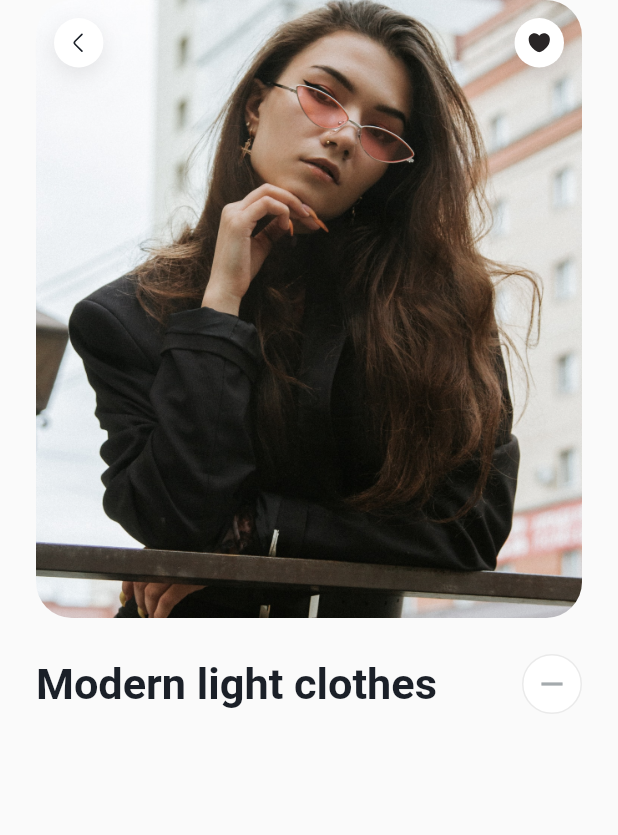
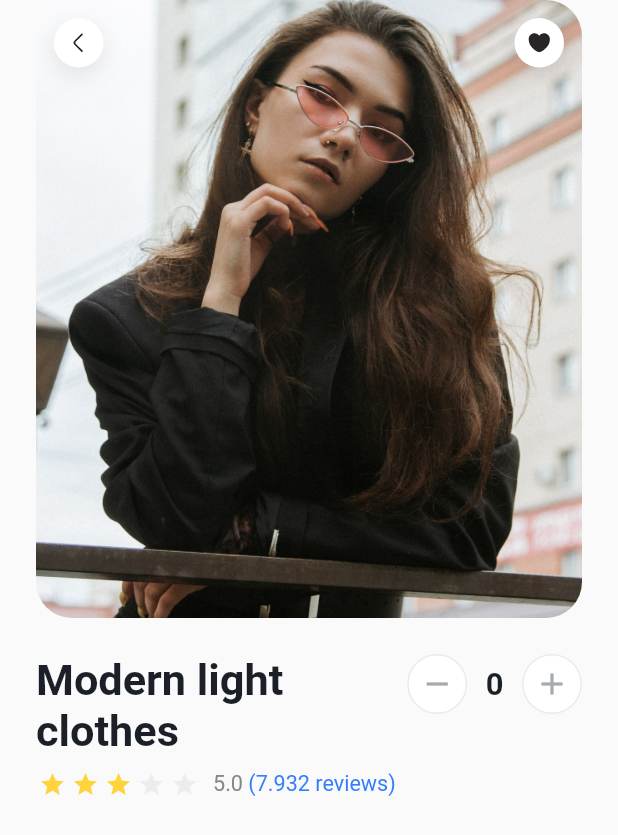
Before and after one commit to PaulMarv/flutter_ecommerce_ui, a Flutter app: the screen it shows after launch, on a phone screen of 412 x 824 dp. Shown: the top 835 px of the screen. Run offline on Flutter 3.47's test engine with Material 2 defaults, Android fonts, the phone set to English and light mode, and no system bars; drawn by our look-alikes of flutter_rating_bar; our stand-ins replace custom_navigation_bar, equatable, flutter_svg, google_fonts.

Commit message:
wrote the rating bar code

```diff
--- a/lib/app_styles.dart
+++ b/lib/app_styles.dart
@@ -16,6 +16,8 @@ const Color KBlack = Color(0xff111111);
 
 const Color KYellow = Color(0xffffd33c);
 
+const Color KBlue = Color(0xff347EFB);
+
 const double KBorderRadius = 12.0;
 
 const double KPaddingHorizontal = 24.0;
--- a/lib/product_detail_page.dart
+++ b/lib/product_detail_page.dart
@@ -2,6 +2,7 @@ import 'package:flutter/material.dart';
 import 'package:flutter_cloth_store_app/app_styles.dart';
 import 'package:flutter_cloth_store_app/counter.dart';
 import 'package:flutter_cloth_store_app/size_config.dart';
+import 'package:flutter_rating_bar/flutter_rating_bar.dart';
 import 'package:flutter_svg/svg.dart';
 
 class ProductDetailPage extends StatefulWidget {
@@ -16,16 +17,15 @@ class _ProductDetailPageState extends State<ProductDetailPage> {
 
   void _incrementCounter() {
     setState(() {
-
+      _counter.increment();
     });
   }
 
   void _decrementCounter() {
     setState(() {
-
+      _counter.decrement();
     });
   }
-
 
   @override
   Widget build(BuildContext context) {
@@ -103,6 +103,8 @@ class _ProductDetailPageState extends State<ProductDetailPage> {
                 height: 24,
               ),
               Row(
+                crossAxisAlignment: CrossAxisAlignment.start,
+                mainAxisAlignment: MainAxisAlignment.spaceBetween,
                 children: [
                   Expanded(
                     child: Text('Modern light clothes',
@@ -114,9 +116,10 @@ class _ProductDetailPageState extends State<ProductDetailPage> {
                         )),
                   ),
                   Row(
+                    mainAxisAlignment: MainAxisAlignment.spaceBetween,
                     children: [
                       GestureDetector(
-                        onTap: () {},
+                        onTap: _decrementCounter,
                         child: Container(
                           height: 40,
                           width: 40,
@@ -133,8 +136,81 @@ class _ProductDetailPageState extends State<ProductDetailPage> {
                             color: KGrey,
                           ),
                         ),
+                      ),
+                      SizedBox(
+                        width: SizeConfig.blockSizeHorizontal! * 3,
+                      ),
+                      Text(
+                        _counter.value.toString(),
+                        style: KEncodeSansBold.copyWith(
+                          fontSize: SizeConfig.blockSizeHorizontal! * 5,
+                          color: KDarkBrown
+                        ),
+                      ),
+                      SizedBox(
+                        width: SizeConfig.blockSizeHorizontal! * 3,
+                      ),
+                       GestureDetector(
+                        onTap: _incrementCounter,
+                        child: Container(
+                          height: 40,
+                          width: 40,
+                          decoration: BoxDecoration(
+                            border: Border.all(
+                              color: KBorderColor,
+                              width: 1,
+                            ),
+                            shape: BoxShape.circle,
+                            color: Kwhite,
+                          ),
+                          child: const Icon(
+                            Icons.add,
+                            color: KGrey,
+                          ),
+                        ),
                       )
                     ],
+                  )
+                ],
+              ),
+              const SizedBox(height: 8,),
+              Row(
+                children: [
+                  RatingBar.builder(
+                    itemSize: 18,
+                    initialRating: 3.5,
+                    minRating: 1,
+                    direction: Axis.horizontal,
+                    itemCount: 5,
+                    itemPadding: const EdgeInsets.all(2),
+                    itemBuilder: (context, _) => const Icon(
+                      Icons.star,
+                      color: KYellow
+                    ),
+                    onRatingUpdate: (rating){
+                      debugPrint(rating.toString());
+                    },
+                    unratedColor: KLightGrey,
+                  ),
+                  SizedBox(width: 8,),
+                  RichText(
+
+                    text: TextSpan(
+                      text: '5.0 ',
+                      style: KEncodeSansRegular.copyWith(
+                        color: KDarkGrey,
+                        fontSize: SizeConfig.blockSizeHorizontal! * 3.5
+                      ),
+                      children: <TextSpan> [
+                        TextSpan(
+                          text: '(7.932 reviews)',
+                          style: KEncodeSansRegular.copyWith(
+                            color:KBlue,
+                            fontSize: SizeConfig.blockSizeHorizontal! * 3.5
+                          ) ,
+                        ),
+                      ]
+                    )
                   )
                 ],
               )
```
